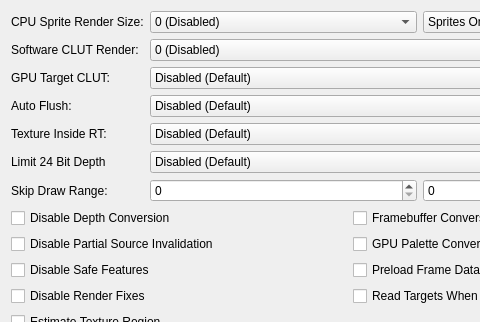
Old version of the form pcsx2-qt/Settings/GraphicsHardwareFixesSettingsTab.ui in the repository PCSX2/pcsx2; both pictures show x 0 to 480 and y 0 to 322 of the 700 by 500 pixel window.
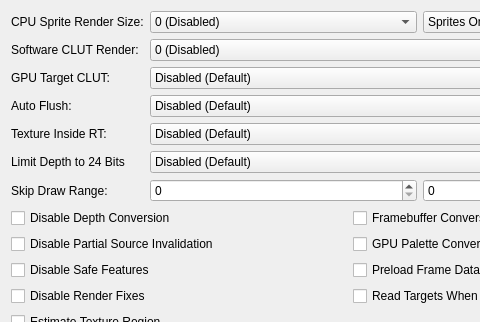
New version of the form.

Commit message: UI: Rename Limit Depth to 24 Bits option values

Patch:
```diff
--- a/pcsx2-qt/Settings/GraphicsHardwareFixesSettingsTab.ui
+++ b/pcsx2-qt/Settings/GraphicsHardwareFixesSettingsTab.ui
@@ -358,7 +358,7 @@
    <item row="5" column="0">
     <widget class="QLabel" name="limitDepthLabel">
      <property name="text">
-      <string>Limit 24 Bit Depth</string>
+      <string>Limit Depth to 24 Bits</string>
      </property>
     </widget>
    </item>
```
Left out of the diff: 4 changed lines with no effect on the pictures.
